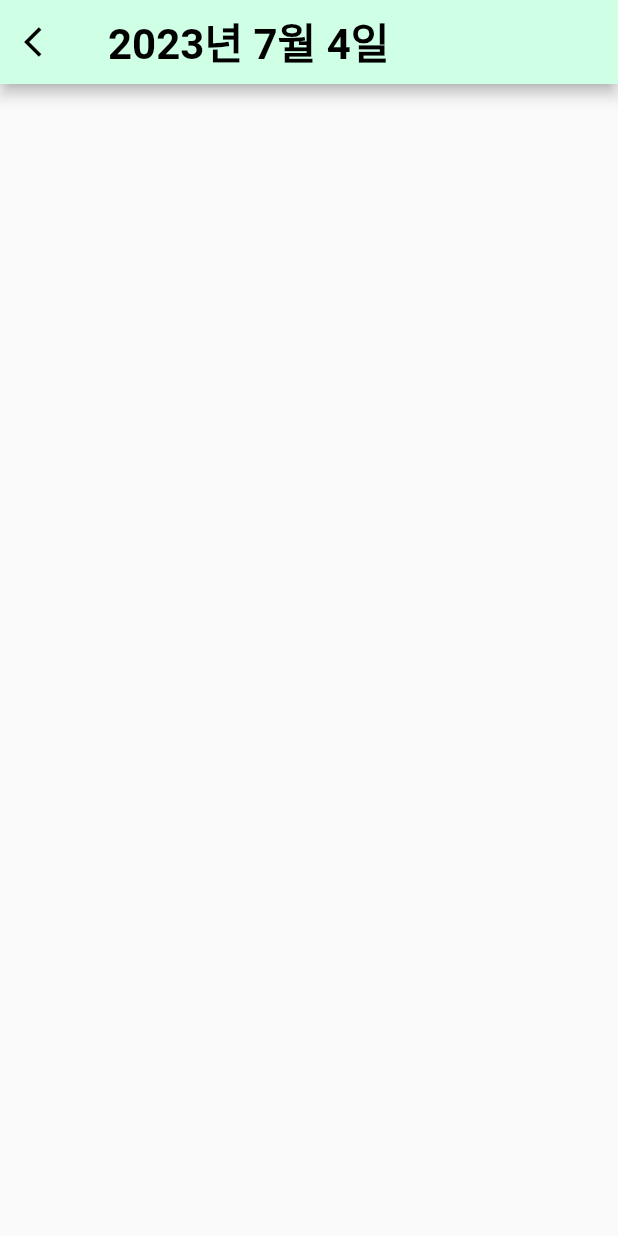
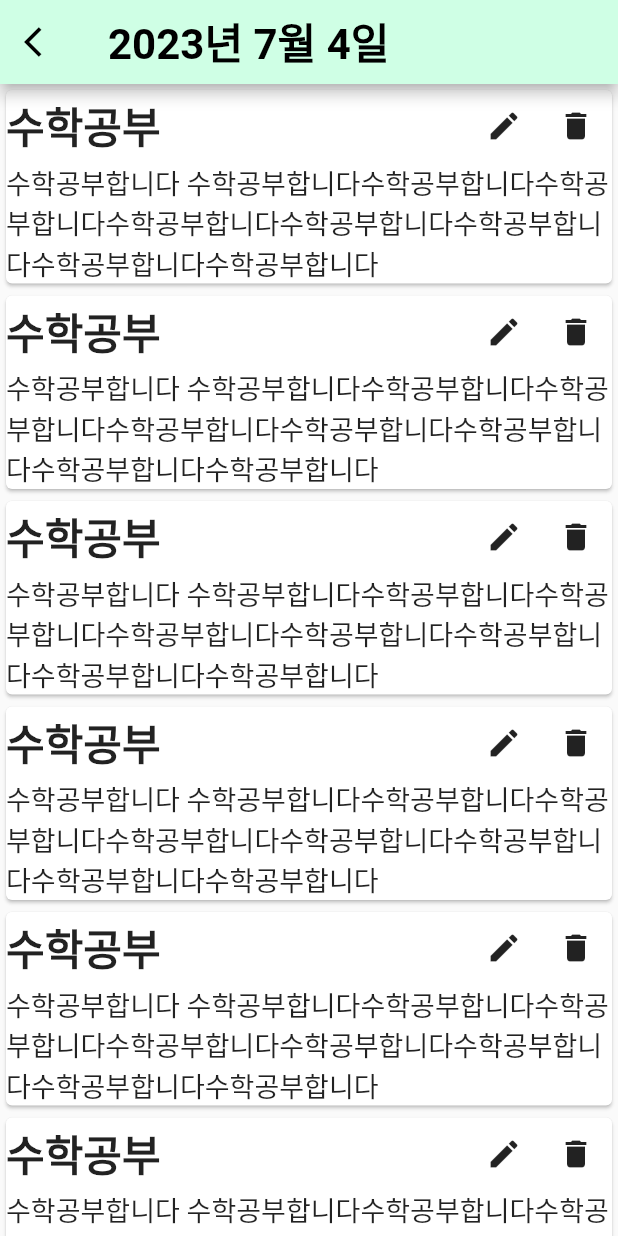
Before and after one commit to ThePerfectMartini/team_sparta_17, a Flutter app: the screen it shows after launch, on a phone screen of 412 x 824 dp. Run offline on Flutter 3.47's test engine with Material 2 defaults, Android fonts, the phone set to English and light mode, and no system bars.

Commit message:
feat: 스케줄 셀 추가

```diff
--- a/lib/daily_schduled_view.dart
+++ b/lib/daily_schduled_view.dart
@@ -2,6 +2,7 @@ import 'package:flutter/material.dart';
 import 'package:flutter/src/foundation/key.dart';
 import 'package:flutter/src/widgets/framework.dart';
 import 'package:team_sparta_17/Schedule.dart';
+import 'package:team_sparta_17/schedule_cell.dart';
 
 class DailyScheduledView extends StatefulWidget {
   const DailyScheduledView({Key? key}) : super(key: key);
@@ -36,7 +37,22 @@ class _MyWidgetState extends State<DailyScheduledView> {
               color: Colors.black,
             ),
           ),
-          backgroundColor: Color.fromRGBO(207, 255, 229, 1.0),
+          backgroundColor: Color.fromRGBO(
+            207,
+            255,
+            229,
+            1.0,
+          ),
+        ),
+        body: Center(
+          child: Expanded(
+            child: ListView.builder(
+              itemCount: 7,
+              itemBuilder: (BuildContext, index) {
+                return ScheduleCell(schedule: dummySchedule);
+              },
+            ),
+          ),
         ),
       ),
     );
--- /dev/null
+++ b/lib/schedule_cell.dart
@@ -0,0 +1,52 @@
+import 'package:flutter/cupertino.dart';
+import 'package:flutter/material.dart';
+import 'Schedule.dart';
+
+class ScheduleCell extends StatelessWidget {
+  final Schedule schedule;
+  const ScheduleCell({Key? key, required this.schedule}) : super(key: key);
+
+  get icon => null;
+
+  @override
+  Widget build(BuildContext context) {
+    return Card(
+      child: Column(
+        crossAxisAlignment: CrossAxisAlignment.start,
+        children: [
+          Row(
+            children: [
+              Text(
+                "${schedule.title}",
+                style: TextStyle(
+                  fontWeight: FontWeight.bold,
+                  fontSize: 28,
+                ),
+              ),
+              Spacer(),
+              IconButton(
+                onPressed: () {
+                  // 수정
+                },
+                icon: Icon(Icons.edit),
+              ),
+              IconButton(
+                onPressed: () {
+                  // 삭제
+                },
+                icon: Icon(Icons.delete),
+              ),
+            ],
+          ),
+          Text(
+            "${schedule.context}",
+            style: TextStyle(
+              fontWeight: FontWeight.normal,
+              fontSize: 18,
+            ),
+          ),
+        ],
+      ),
+    );
+  }
+}
```
